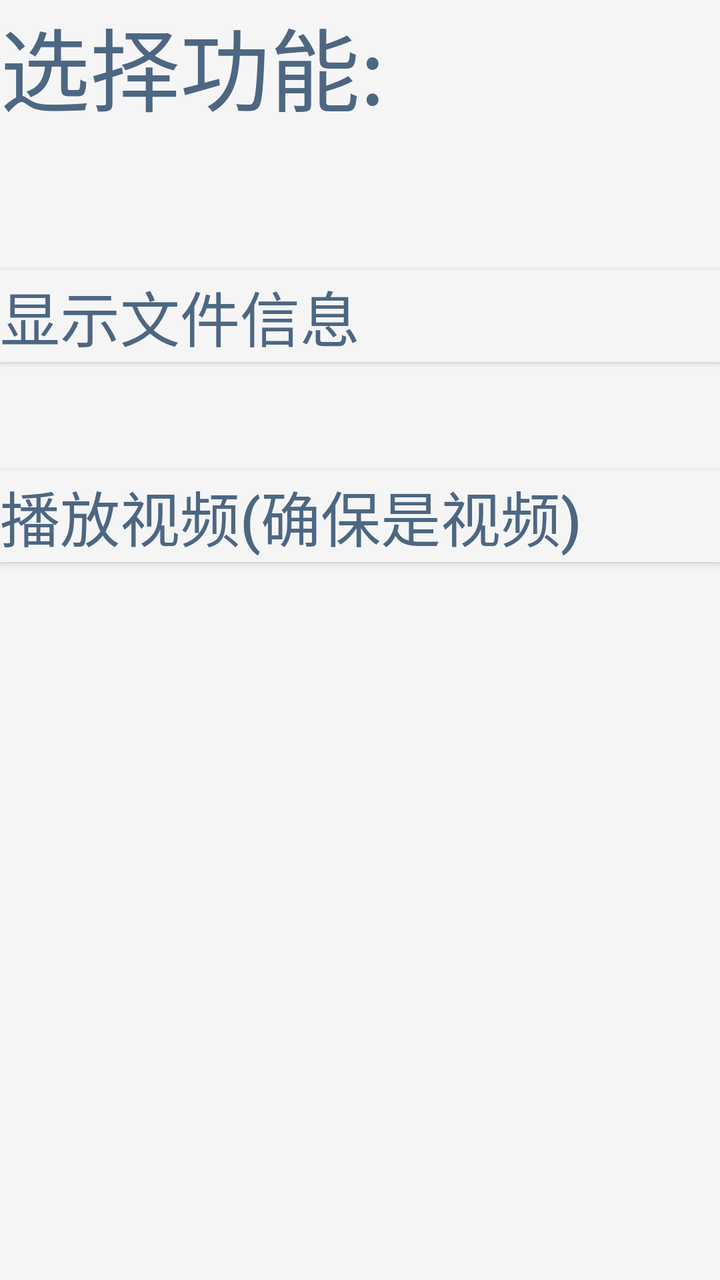
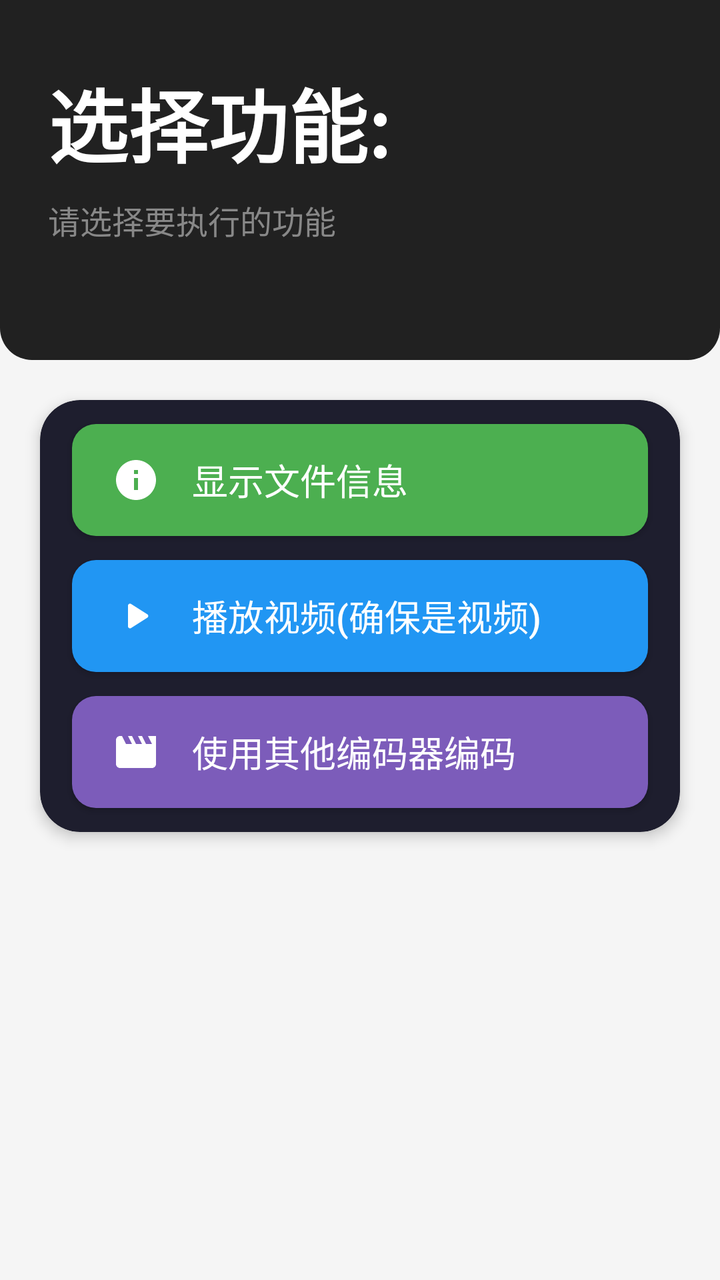

Screens rendered from an Android XML layout before and after an edit, with the pre-edit source and the edit as a unified diff.
<!-- AndroidManifest.xml: application theme Theme.AppCompat.Light.NoActionBar -->
<!-- res/layout/selecting.xml -->
<?xml version="1.0" encoding="utf-8"?>
<androidx.constraintlayout.widget.ConstraintLayout xmlns:android="http://schemas.android.com/apk/res/android"
    xmlns:app="http://schemas.android.com/apk/res-auto"
    xmlns:tools="http://schemas.android.com/tools"
    android:layout_width="match_parent"
    android:layout_height="match_parent"
    android:background="@color/bg_root">

    <TextView
        android:layout_width="400dp"
        android:layout_height="80dp"
        android:text="@string/Selecting_title"
        android:textColor="@color/night_text_blue"
        android:textSize="45dp"
        tools:layout_editor_absoluteX="-4dp"
        tools:layout_editor_absoluteY="16dp" />

    <Button
        android:id="@+id/ShowMediaInfo"
        android:layout_width="360dp"
        android:layout_height="46dp"
        android:layout_marginTop="135dp"
        android:background="@color/bg_root"
        android:text="@string/Selecting_showMediaInfo"
        android:textColor="@color/night_text_blue"
        android:textDirection="ltr"
        android:textSize="30dp"
        app:layout_constraintTop_toTopOf="parent"
        tools:layout_editor_absoluteX="4dp"
        android:layoutDirection="ltr"
        android:textAlignment="textStart"
        android:textAllCaps="false" />

    <Button
        android:id="@+id/PlayVideo"
        android:layout_width="360dp"
        android:layout_height="46dp"
        android:layout_marginTop="235dp"
        android:background="@color/bg_root"
        android:text="@string/Selecting_playVideo"
        android:textColor="@color/night_text_blue"
        android:textDirection="ltr"
        android:textSize="30dp"
        app:layout_constraintTop_toTopOf="parent"
        tools:layout_editor_absoluteX="4dp"
        android:layoutDirection="ltr"
        android:textAlignment="textStart"
        android:textAllCaps="false" />

    <androidx.constraintlayout.widget.ConstraintLayout
        android:id="@+id/parameters_window"
        android:layout_width="380dp"
        android:layout_height="500dp"
        android:layout_marginHorizontal="20dp"
        android:layout_marginTop="200dp"
        android:visibility="gone"
        app:layout_constraintEnd_toEndOf="parent"
        app:layout_constraintHorizontal_bias="0.129"
        app:layout_constraintStart_toStartOf="parent"
        app:layout_constraintTop_toTopOf="parent">

        <View
            app:layout_constraintTop_toTopOf="parent"
            android:layout_width="380dp"
            android:layout_height="match_parent"
            android:layout_marginTop="0dp"
            android:layout_marginHorizontal="20dp"
            android:background="@color/night_window_color"
            android:visibility="visible" />

        <TextView
            android:layout_width="262dp"
            android:layout_height="105dp"
            android:text="@string/Selecting_parametersTitle"
            android:textColor="@android:color/white"
            android:textSize="60dp" />

        <ImageButton
            android:id="@+id/backArrow"
            android:layout_width="20dp"
            android:layout_height="20dp"
            app:srcCompat="@drawable/baseline_arrow_back_24"
            android:background="@android:color/transparent"
            app:layout_constraintEnd_toEndOf="parent" />


    </androidx.constraintlayout.widget.ConstraintLayout>

</androidx.constraintlayout.widget.ConstraintLayout>
<!-- resources referenced by this layout -->
<resources>
  <color name="night_text_blue">#4D6783</color>
  <!-- unchanged entries left out for length: 7 -->
</resources>

<!-- the commit's change to res/layout/selecting.xml (unified diff, before → after) -->
@@ -1,88 +1,300 @@
 <?xml version="1.0" encoding="utf-8"?>
-<androidx.constraintlayout.widget.ConstraintLayout xmlns:android="http://schemas.android.com/apk/res/android"
+<androidx.constraintlayout.widget.ConstraintLayout
+    xmlns:android="http://schemas.android.com/apk/res/android"
     xmlns:app="http://schemas.android.com/apk/res-auto"
     xmlns:tools="http://schemas.android.com/tools"
     android:layout_width="match_parent"
     android:layout_height="match_parent"
-    android:background="@color/bg_root">
-
+    android:background="@color/bg_root"
+    android:fitsSystemWindows="true">
+
+    
+    <View
+        android:id="@+id/header_bg"
+        android:layout_width="0dp"
+        android:layout_height="180dp"
+        android:background="@drawable/bg_title_bar"
+        app:layout_constraintTop_toTopOf="parent"
+        app:layout_constraintStart_toStartOf="parent"
+        app:layout_constraintEnd_toEndOf="parent" />
+
+    
     <TextView
-        android:layout_width="400dp"
-        android:layout_height="80dp"
+        android:id="@+id/tv_title"
+        android:layout_width="0dp"
+        android:layout_height="wrap_content"
+        android:layout_marginStart="24dp"
+        android:layout_marginEnd="24dp"
+        android:layout_marginTop="32dp"
         android:text="@string/Selecting_title"
-        android:textColor="@color/night_text_blue"
-        android:textSize="45dp"
-        tools:layout_editor_absoluteX="-4dp"
-        tools:layout_editor_absoluteY="16dp" />
-
-    <Button
-        android:id="@+id/ShowMediaInfo"
-        android:layout_width="360dp"
-        android:layout_height="46dp"
-        android:layout_marginTop="135dp"
-        android:background="@color/bg_root"
-        android:text="@string/Selecting_showMediaInfo"
-        android:textColor="@color/night_text_blue"
-        android:textDirection="ltr"
-        android:textSize="30dp"
+        android:textColor="@color/text_title"
+        android:textSize="40sp"
+        android:textStyle="bold"
+        android:gravity="start"
         app:layout_constraintTop_toTopOf="parent"
-        tools:layout_editor_absoluteX="4dp"
-        android:layoutDirection="ltr"
-        android:textAlignment="textStart"
-        android:textAllCaps="false" />
-
-    <Button
-        android:id="@+id/PlayVideo"
-        android:layout_width="360dp"
-        android:layout_height="46dp"
-        android:layout_marginTop="235dp"
-        android:background="@color/bg_root"
-        android:text="@string/Selecting_playVideo"
-        android:textColor="@color/night_text_blue"
-        android:textDirection="ltr"
-        android:textSize="30dp"
-        app:layout_constraintTop_toTopOf="parent"
-        tools:layout_editor_absoluteX="4dp"
-        android:layoutDirection="ltr"
-        android:textAlignment="textStart"
-        android:textAllCaps="false" />
-
+        app:layout_constraintStart_toStartOf="parent"
+        app:layout_constraintEnd_toEndOf="parent" />
+
+    <TextView
+        android:id="@+id/tv_subtitle"
+        android:layout_width="0dp"
+        android:layout_height="wrap_content"
+        android:layout_marginStart="24dp"
+        android:layout_marginEnd="24dp"
+        android:layout_marginTop="8dp"
+        android:text="@string/Selecting_subtitle"
+        android:textColor="@color/text_hint"
+        android:textSize="16sp"
+        app:layout_constraintTop_toBottomOf="@id/tv_title"
+        app:layout_constraintStart_toStartOf="parent"
+        app:layout_constraintEnd_toEndOf="parent" />
+
+    
+    <androidx.cardview.widget.CardView
+        android:id="@+id/card_buttons"
+        android:layout_width="0dp"
+        android:layout_height="wrap_content"
+        android:layout_margin="20dp"
+        app:cardCornerRadius="20dp"
+        app:cardElevation="4dp"
+        app:cardBackgroundColor="@color/bg_card"
+        app:layout_constraintTop_toBottomOf="@id/header_bg"
+        app:layout_constraintStart_toStartOf="parent"
+        app:layout_constraintEnd_toEndOf="parent" >
+        <LinearLayout
+            android:layout_width="match_parent"
+            android:layout_height="wrap_content"
+            android:orientation="vertical">
+            <Button
+                android:id="@+id/ShowMediaInfo"
+                android:layout_width="match_parent"
+                android:layout_height="56dp"
+                android:layout_marginTop="12dp"
+                android:layout_marginStart="16dp"
+                android:layout_marginEnd="16dp"
+                android:layout_marginBottom="6dp"
+                android:background="@drawable/bg_button_primary"
+                android:drawableStart="@drawable/baseline_info_24"
+                android:drawablePadding="16dp"
+                android:drawableTint="@color/btn_primary_text"
+                android:gravity="start|center_vertical"
+                android:paddingStart="20dp"
+                android:paddingEnd="20dp"
+                android:text="@string/Selecting_showMediaInfo"
+                android:textAllCaps="false"
+                android:textColor="@color/btn_primary_text"
+                android:textSize="18sp" />
+            <Button
+                android:id="@+id/PlayVideo"
+                android:layout_width="match_parent"
+                android:layout_height="56dp"
+                android:layout_marginStart="16dp"
+                android:layout_marginEnd="16dp"
+                android:layout_marginTop="6dp"
+                android:layout_marginBottom="6dp"
+                android:background="@drawable/bg_button_secondary"
+                android:drawableStart="@drawable/round_play_arrow_24"
+                android:drawablePadding="16dp"
+                android:drawableTint="@color/btn_secondary_text"
+                android:gravity="start|center_vertical"
+                android:paddingStart="20dp"
+                android:paddingEnd="20dp"
+                android:text="@string/Selecting_playVideo"
+                android:textAllCaps="false"
+                android:textColor="@color/btn_secondary_text"
+                android:textSize="18sp" />
+
+            <Button
+                android:id="@+id/EncodeWithOtherEncoders"
+                android:layout_width="match_parent"
+                android:layout_height="56dp"
+                android:layout_marginStart="16dp"
+                android:layout_marginEnd="16dp"
+                android:layout_marginTop="6dp"
+                android:layout_marginBottom="12dp"
+                android:background="@drawable/bg_button_third"
+                android:drawableStart="@drawable/encode_with_other_encoder"
+                android:drawablePadding="16dp"
+                android:drawableTint="@color/btn_third_text"
+                android:gravity="start|center_vertical"
+                android:paddingStart="20dp"
+                android:paddingEnd="20dp"
+                android:text="@string/Selecting_encodeWithOtherEncoders"
+                android:textAllCaps="false"
+                android:textColor="@color/btn_third_text"
+                android:textSize="18sp" />
+        </LinearLayout>
+    </androidx.cardview.widget.CardView>
+
+
+    
     <androidx.constraintlayout.widget.ConstraintLayout
         android:id="@+id/parameters_window"
-        android:layout_width="380dp"
-        android:layout_height="500dp"
-        android:layout_marginHorizontal="20dp"
-        android:layout_marginTop="200dp"
+        android:layout_width="0dp"
+        android:layout_height="0dp"
+        android:layout_margin="16dp"
+        android:background="@drawable/bg_card_rounded"
+        android:elevation="8dp"
         android:visibility="gone"
-        app:layout_constraintEnd_toEndOf="parent"
-        app:layout_constraintHorizontal_bias="0.129"
-        app:layout_constraintStart_toStartOf="parent"
-        app:layout_constraintTop_toTopOf="parent">
+        app:layout_constraintTop_toBottomOf="@id/card_buttons"
+        app:layout_constraintBottom_toBottomOf="parent"
+        app:layout_constraintStart_toStartOf="parent"
+        app:layout_constraintEnd_toEndOf="parent">
 
         <View
+            android:layout_width="0dp"
+            android:layout_height="0dp"
+            android:background="@color/night_window_color"
             app:layout_constraintTop_toTopOf="parent"
-            android:layout_width="380dp"
-            android:layout_height="match_parent"
-            android:layout_marginTop="0dp"
-            android:layout_marginHorizontal="20dp"
-            android:background="@color/night_window_color"
-            android:visibility="visible" />
+            app:layout_constraintBottom_toBottomOf="parent"
+            app:layout_constraintStart_toStartOf="parent"
+            app:layout_constraintEnd_toEndOf="parent" />
+
+        <ImageButton
+            android:id="@+id/backArrow"
+            android:layout_width="48dp"
+            android:layout_height="48dp"
+            android:layout_marginTop="12dp"
+            android:layout_marginEnd="12dp"
+            android:background="?attr/selectableItemBackgroundBorderless"
+            android:src="@drawable/baseline_arrow_back_24"
+            app:tint="@android:color/white"
+            app:layout_constraintEnd_toEndOf="parent"
+            app:layout_constraintTop_toTopOf="parent" />
 
         <TextView
-            android:layout_width="262dp"
-            android:layout_height="105dp"
+            android:id="@+id/tv_parameters_title"
+            android:layout_width="0dp"
+            android:layout_height="wrap_content"
+            android:layout_marginStart="24dp"
+            android:layout_marginEnd="24dp"
+            android:layout_marginTop="24dp"
             android:text="@string/Selecting_parametersTitle"
             android:textColor="@android:color/white"
-            android:textSize="60dp" />
-
-        <ImageButton
-            android:id="@+id/backArrow"
-            android:layout_width="20dp"
-            android:layout_height="20dp"
-            app:srcCompat="@drawable/baseline_arrow_back_24"
-            android:background="@android:color/transparent"
-            app:layout_constraintEnd_toEndOf="parent" />
-
+            android:textSize="32sp"
+            android:textStyle="bold"
+            app:layout_constraintTop_toTopOf="parent"
+            app:layout_constraintStart_toStartOf="parent"
+            app:layout_constraintEnd_toStartOf="@id/backArrow" />
+
+        
+        <TextView
+            android:id="@+id/tv_output_path_label"
+            android:layout_width="wrap_content"
+            android:layout_height="wrap_content"
+            android:layout_marginStart="24dp"
+            android:layout_marginTop="24dp"
+            android:text="@string/Selecting_parameter1"
+            android:textColor="@android:color/white"
+            android:textSize="18sp"
+            android:textStyle="bold"
+            app:layout_constraintStart_toStartOf="parent"
+            app:layout_constraintTop_toBottomOf="@id/tv_parameters_title" />
+
+        
+        <EditText
+            android:id="@+id/et_output_path"
+            android:layout_width="0dp"
+            android:layout_height="48dp"
+            android:layout_marginStart="24dp"
+            android:layout_marginEnd="24dp"
+            android:layout_marginTop="8dp"
+            android:background="@drawable/bg_input_bar"
+            android:hint="/storage/emulated/0/Download/output.mp4"
+            android:paddingStart="12dp"
+            android:paddingEnd="12dp"
+            android:text="/storage/emulated/0/Download/output.mp4"
+            android:textColor="@android:color/white"
+            android:textColorHint="@color/text_hint"
+            android:textSize="15sp"
+            app:layout_constraintStart_toStartOf="parent"
+            app:layout_constraintEnd_toEndOf="parent"
+            app:layout_constraintTop_toBottomOf="@id/tv_output_path_label" />
+
+        
+        <LinearLayout
+            android:id="@+id/video_codec_group"
+            android:layout_width="0dp"
+            android:layout_height="wrap_content"
+            android:layout_marginTop="20dp"
+            android:orientation="vertical"
+            android:visibility="gone"
+            app:layout_constraintStart_toStartOf="parent"
+            app:layout_constraintEnd_toEndOf="parent"
+            app:layout_constraintTop_toBottomOf="@id/et_output_path">
+
+            <TextView
+                android:id="@+id/tv_video_codec_label"
+                android:layout_width="wrap_content"
+                android:layout_height="wrap_content"
+                android:layout_marginStart="24dp"
+                android:text="@string/Selecting_videoEncoderLabel"
+                android:textColor="@android:color/white"
+                android:textSize="18sp"
+                android:textStyle="bold" />
+
+            <Spinner
+                android:id="@+id/spinner_video_codec"
+                android:layout_width="match_parent"
+                android:layout_height="48dp"
+                android:layout_marginStart="24dp"
+                android:layout_marginEnd="24dp"
+                android:layout_marginTop="8dp"
+                android:background="@drawable/bg_input_bar"
+                android:paddingStart="12dp"
+                android:paddingEnd="12dp" />
+        </LinearLayout>
+
+        
+        <LinearLayout
+            android:id="@+id/audio_codec_group"
+            android:layout_width="0dp"
+            android:layout_height="wrap_content"
+            android:layout_marginTop="20dp"
+            android:orientation="vertical"
+            android:visibility="gone"
+            app:layout_constraintStart_toStartOf="parent"
+            app:layout_constraintEnd_toEndOf="parent"
+            app:layout_constraintTop_toBottomOf="@id/video_codec_group">
+
+            <TextView
+                android:id="@+id/tv_audio_codec_label"
+                android:layout_width="wrap_content"
+                android:layout_height="wrap_content"
+                android:layout_marginStart="24dp"
+                android:text="@string/Selecting_audioEncoderLabel"
+                android:textColor="@android:color/white"
+                android:textSize="18sp"
+                android:textStyle="bold" />
+
+            <Spinner
+                android:id="@+id/spinner_audio_codec"
+                android:layout_width="match_parent"
+                android:layout_height="48dp"
+                android:layout_marginStart="24dp"
+                android:layout_marginEnd="24dp"
+                android:layout_marginTop="8dp"
+                android:background="@drawable/bg_input_bar"
+                android:paddingStart="12dp"
+                android:paddingEnd="12dp" />
+        </LinearLayout>
+
+        
+        <Button
+            android:id="@+id/btn_confirm_encode"
+            android:layout_width="0dp"
+            android:layout_height="56dp"
+            android:layout_marginStart="24dp"
+            android:layout_marginEnd="24dp"
+            android:layout_marginBottom="24dp"
+            android:background="@drawable/bg_button_primary"
+            android:text="@string/Selecting_confirm"
+            android:textAllCaps="false"
+            android:textColor="@color/btn_primary_text"
+            android:textSize="18sp"
+            app:layout_constraintStart_toStartOf="parent"
+            app:layout_constraintEnd_toEndOf="parent"
+            app:layout_constraintBottom_toBottomOf="parent" />
 
     </androidx.constraintlayout.widget.ConstraintLayout>
 
<!-- resource entries referenced after the edit -->
@@ -1,6 +1,104 @@
 <!-- resources referenced by this layout -->
 <resources>
-  <color name="night_text_blue">#4D6783</color>
+  <color name="bg_card">#FF1E1E2E</color>
+  <color name="btn_primary_text">#FFFFFFFF</color>
+  <color name="btn_secondary_text">#FFFFFFFF</color>
+  <color name="btn_third_text">#FFFFFF</color>
+  <color name="text_hint">#888888</color>
+  <color name="text_title">#FFFFFF</color>
+  <!-- drawable baseline_info_24 (drawable) -->
+  <vector xmlns:android="http://schemas.android.com/apk/res/android" android:height="24dp" android:tint="#000000" android:viewportHeight="24" android:viewportWidth="24" android:width="24dp">
+        
+      <path android:fillColor="@android:color/white" android:pathData="M12,2C6.48,2 2,6.48 2,12s4.48,10 10,10 10,-4.48 10,-10S17.52,2 12,2zM13,17h-2v-6h2v6zM13,9h-2L11,7h2v2z"/>
+      
+  </vector>
+  <!-- drawable bg_button_primary (drawable) -->
+  <?xml version="1.0" encoding="utf-8"?>
+  <ripple xmlns:android="http://schemas.android.com/apk/res/android"
+      android:color="@color/ripple_color">
+      <item>
+          <shape android:shape="rectangle">
+              <solid android:color="@color/btn_primary_bg" />
+              <corners android:radius="12dp" />
+          </shape>
+      </item>
+  </ripple>
+  <!-- drawable bg_button_secondary (drawable) -->
+  <?xml version="1.0" encoding="utf-8"?>
+  <ripple xmlns:android="http://schemas.android.com/apk/res/android"
+      android:color="@color/ripple_color">
+      <item>
+          <shape android:shape="rectangle">
+              <solid android:color="@color/btn_secondary_bg" />
+              <corners android:radius="12dp" />
+          </shape>
+      </item>
+  </ripple>
+  <!-- drawable bg_button_third (drawable) -->
+  <?xml version="1.0" encoding="utf-8"?>
+  <ripple xmlns:android="http://schemas.android.com/apk/res/android"
+      android:color="@color/ripple_color">
+      <item>
+          <shape android:shape="rectangle">
+              <solid android:color="@color/btn_third_bg" />
+              <corners android:radius="12dp" />
+          </shape>
+      </item>
+  </ripple>
+  <!-- drawable bg_card_rounded (drawable) -->
+  <?xml version="1.0" encoding="utf-8"?>
+  <shape xmlns:android="http://schemas.android.com/apk/res/android"
+      android:shape="rectangle">
+      <solid android:color="@color/bg_card" />
+      <corners android:radius="16dp" />
+  </shape>
+  <!-- drawable bg_input_bar (drawable) -->
+  <?xml version="1.0" encoding="utf-8"?>
+  <shape xmlns:android="http://schemas.android.com/apk/res/android"
+      android:shape="rectangle">
+      <solid android:color="@color/bg_input_bar" />
+      <corners android:topLeftRadius="24dp"
+          android:topRightRadius="24dp" />
+  </shape>
+  <!-- drawable bg_title_bar (drawable) -->
+  <?xml version="1.0" encoding="utf-8"?>
+  <shape xmlns:android="http://schemas.android.com/apk/res/android"
+      android:shape="rectangle">
+      <solid android:color="@color/bg_title_bar" />
+      <corners android:bottomLeftRadius="16dp"
+          android:bottomRightRadius="16dp" />
+  </shape>
+  <!-- drawable encode_with_other_encoder (drawable) -->
+  <?xml version="1.0" encoding="utf-8"?>
+  <vector xmlns:android="http://schemas.android.com/apk/res/android"
+      android:width="24dp"
+      android:height="24dp"
+      android:viewportWidth="24"
+      android:viewportHeight="24">
+  
+      
+      <path
+          android:fillColor="#FFFFFF"
+          android:pathData="M18,4l2,4h-3l-2,-4h-2l2,4h-3l-2,-4H8l2,4H7L5,4H4C2.9,4 2,4.9 2,6v12c0,1.1 0.9,2 2,2h16c1.1,0 2,-0.9 2,-2V4h-4z" />
+  </vector>
+  <!-- drawable round_play_arrow_24 (drawable) -->
+  <vector xmlns:android="http://schemas.android.com/apk/res/android" android:height="24dp" android:tint="#FFFFFF" android:viewportHeight="24" android:viewportWidth="24" android:width="24dp">
+        
+      <path android:fillColor="@android:color/white" android:pathData="M8,6.82v10.36c0,0.79 0.87,1.27 1.54,0.84l8.14,-5.18c0.62,-0.39 0.62,-1.29 0,-1.69L9.54,5.98C8.87,5.55 8,6.03 8,6.82z"/>
+      
+  </vector>
+  <string name="Selecting_audioEncoderLabel">音频编码器</string>
+  <string name="Selecting_confirm">确认</string>
+  <string name="Selecting_encodeWithOtherEncoders">使用其他编码器编码</string>
+  <string name="Selecting_parameter1">输出路径: </string>
+  <string name="Selecting_subtitle">请选择要执行的功能</string>
+  <string name="Selecting_videoEncoderLabel">视频编码器</string>
+  <color name="ripple_color">#40FFFFFF</color>
+  <color name="btn_primary_bg">#FF4CAF50</color>
+  <color name="btn_secondary_bg">#FF2196F3</color>
+  <color name="btn_third_bg">#7C5CBA</color>
+  <color name="bg_input_bar">#FFFFFF</color>
+  <color name="bg_title_bar">#212121</color>
   <!-- unchanged entries left out for length: 7 -->
 </resources>
 
